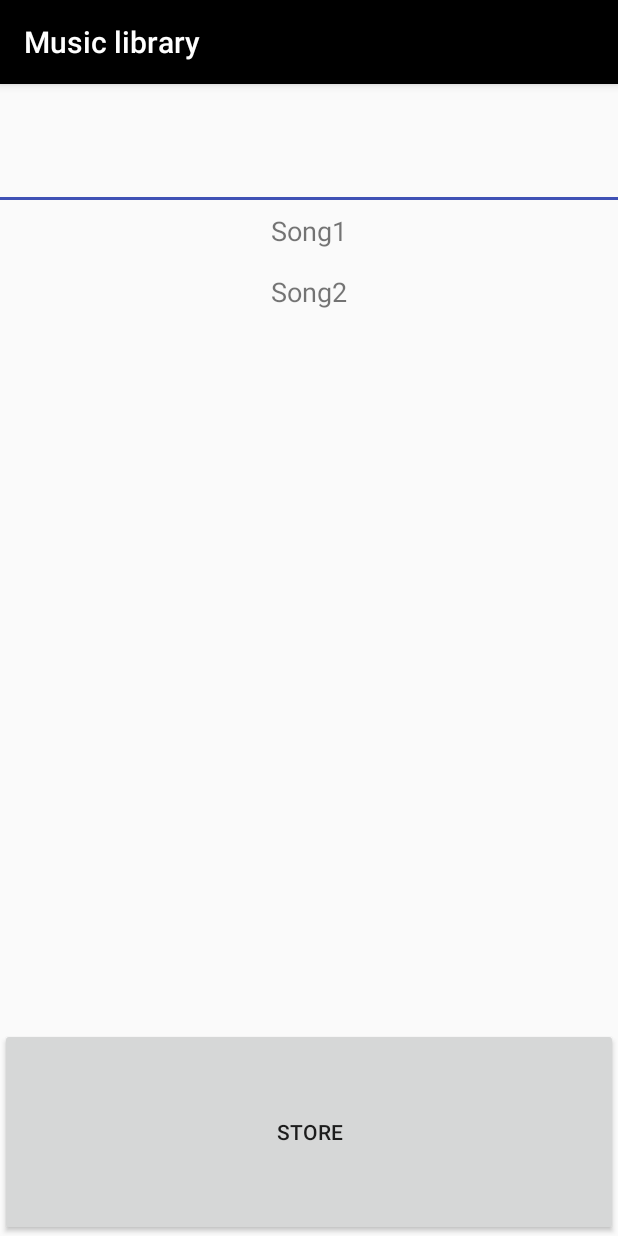
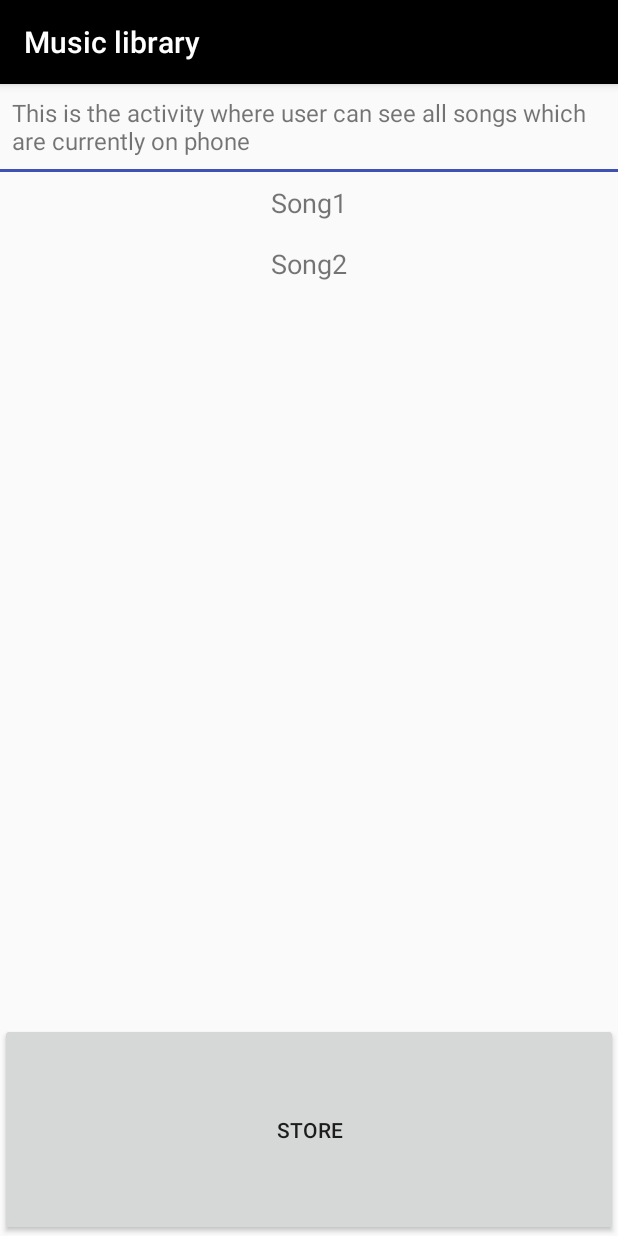
Before and after one commit to damwilin/MusicalStructure, an Android app: the MusicLibraryActivity screen opened directly, with no data from a screen before it, on a phone screen of 412 x 824 dp. Run offline under Robolectric (Android 15) with nearby library versions, the phone set to English and light mode, and no system bars.

Commit message:
Added descriptions for activities

```diff
--- a/app/src/main/res/layout/activity_music_library.xml
+++ b/app/src/main/res/layout/activity_music_library.xml
@@ -8,7 +8,7 @@
     tools:context="com.wili.android.musicalstructure.MusicLibraryActivity">
 
     <TextView
-        style="@style/ActivityName"
+        style="@style/ActivityDescription"
         android:text="@string/music_library_description" />
 
     <LinearLayout
--- a/app/src/main/res/layout/activity_now_playing.xml
+++ b/app/src/main/res/layout/activity_now_playing.xml
@@ -8,7 +8,7 @@
     tools:context="com.wili.android.musicalstructure.NowPlaying">
 
     <TextView
-        style="@style/ActivityName"
+        style="@style/ActivityDescription"
         android:text="@string/now_playing_description" />
 
     <ImageView
--- a/app/src/main/res/layout/activity_search.xml
+++ b/app/src/main/res/layout/activity_search.xml
@@ -7,6 +7,6 @@
     tools:context="com.wili.android.musicalstructure.SearchActivity">
 
     <TextView
-        style="@style/ActivityName"
+        style="@style/ActivityDescription"
         android:text="@string/search_description" />
 </LinearLayout>
--- a/app/src/main/res/layout/activity_store.xml
+++ b/app/src/main/res/layout/activity_store.xml
@@ -8,7 +8,7 @@
     tools:context="com.wili.android.musicalstructure.StoreActivity">
 
     <TextView
-        style="@style/ActivityName"
+        style="@style/ActivityDescription"
         android:text="@string/store_description" />
 
 </LinearLayout>
--- a/app/src/main/res/values/strings.xml
+++ b/app/src/main/res/values/strings.xml
@@ -4,8 +4,8 @@
     <string name="search_name">Search</string>
     <string name="store_name">Store</string>
     <string name="music_library_name">Music library</string>
-    <string name="now_playing_description"></string>
-    <string name="search_description"></string>
-    <string name="store_description"></string>
-    <string name="music_library_description"></string>
+    <string name="now_playing_description">This activity is for playing music. User can play and change songs, also user can open music library and search activity.</string>
+    <string name="search_description">This activity is for looking for songs which are on phone</string>
+    <string name="store_description">This activity is for buying new songs on online store. When user will buy a song, it will be add to library.</string>
+    <string name="music_library_description">This is the activity where user can see all songs which are currently on phone</string>
 </resources>
--- a/app/src/main/res/values/styles.xml
+++ b/app/src/main/res/values/styles.xml
@@ -8,9 +8,9 @@
         <item name="colorAccent">@color/colorAccent</item>
     </style>
 
-    <style name="ActivityName">
-        <item name="android:layout_margin">16dp</item>
-        <item name="android:textSize">32sp</item>
+    <style name="ActivityDescription">
+        <item name="android:layout_margin">8dp</item>
+        <item name="android:textSize">16sp</item>
         <item name="android:layout_width">wrap_content</item>
         <item name="android:layout_height">wrap_content</item>
     </style>
@@ -28,7 +28,7 @@
 
     <style name="SongListItem">
         <item name="android:padding">8dp</item>
-        <item name="android:textSize">18dp</item>
+        <item name="android:textSize">18sp</item>
         <item name="android:textAlignment">center</item>
         <item name="android:layout_width">match_parent</item>
         <item name="android:layout_height">wrap_content</item>
```
